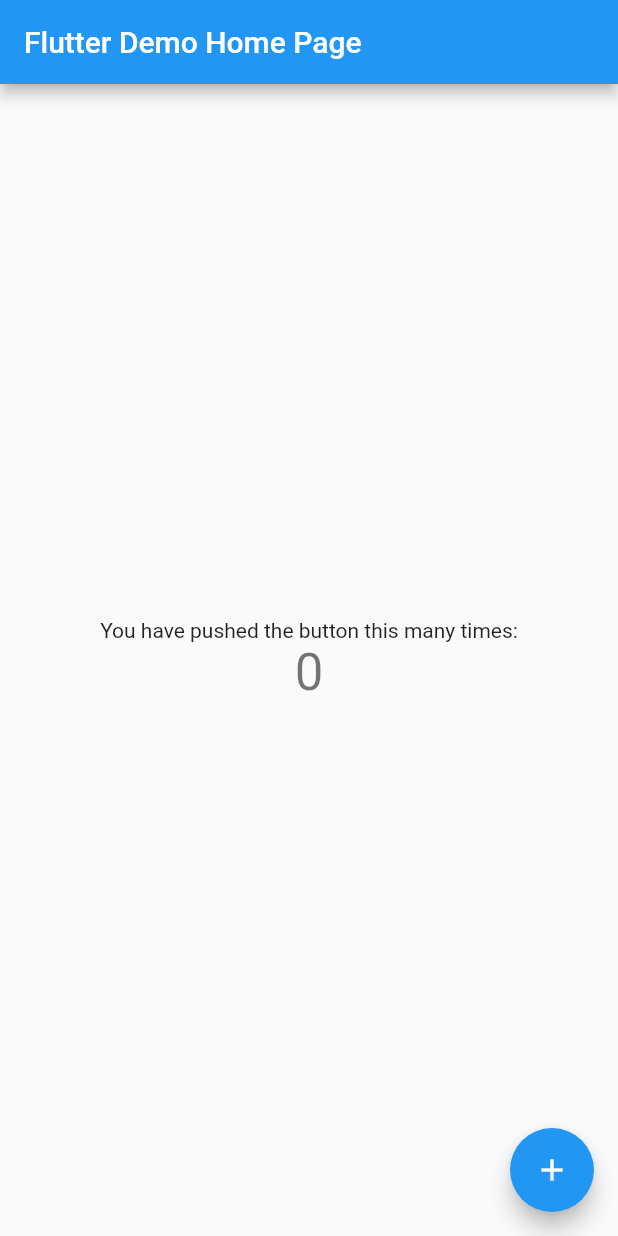
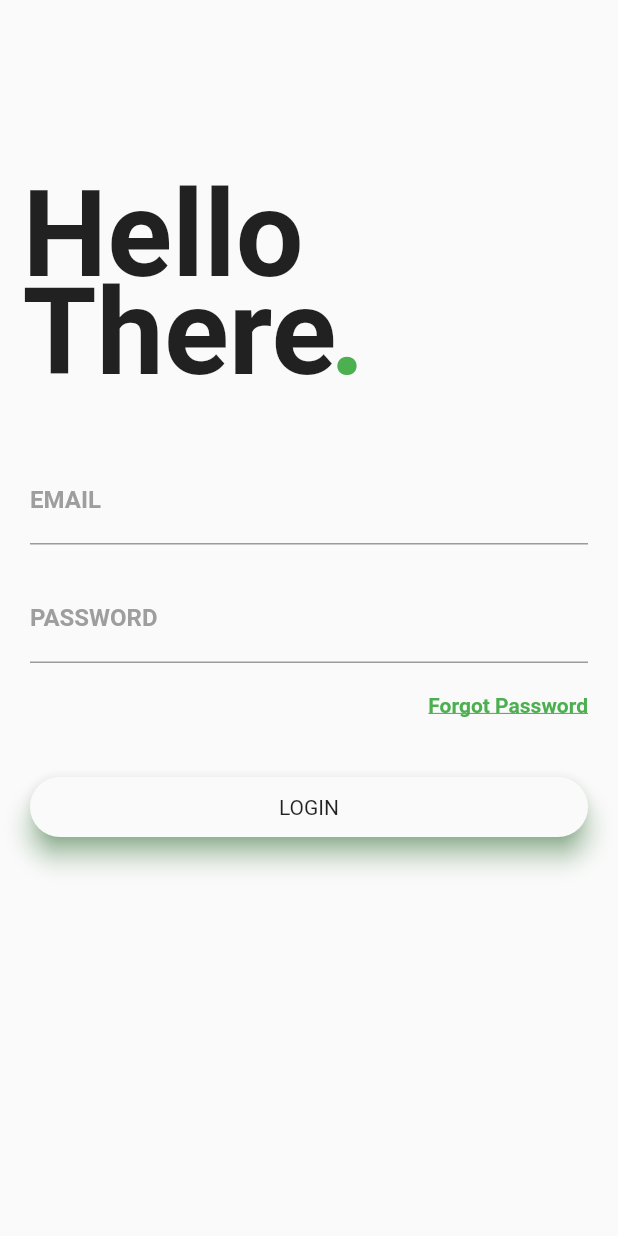
Before and after one commit to theadeshkhanna/flutter-UI, a Flutter app: the screen it shows after launch, on a phone screen of 412 x 824 dp. Run offline on Flutter 3.47's test engine with Material 2 defaults, Android fonts, the phone set to English and light mode, and no system bars; missing offline and left inert: dart:html.

Commit message:
[added] 50% of UI

```diff
--- /dev/null
+++ b/login_page/lib/MyHomePage.dart
@@ -0,0 +1,130 @@
+import 'dart:html';
+
+import 'package:flutter/material.dart';
+
+class MyHomePage extends StatefulWidget {
+  @override
+  _MyHomePageState createState() => _MyHomePageState();
+}
+
+class _MyHomePageState extends State<MyHomePage> {
+  @override
+  Widget build(BuildContext context) {
+    return Scaffold(
+      resizeToAvoidBottomPadding: false,
+      body: Column(
+        crossAxisAlignment: CrossAxisAlignment.start,
+        children: <Widget>[
+          Container(
+            child: Stack(
+              children: <Widget>[
+                Container(
+                  padding: EdgeInsets.fromLTRB(15.0, 110.0, 0.0, 0.0),
+                  child: Text(
+                    'Hello',
+                    style: TextStyle(
+                      fontSize: 80,
+                      fontWeight: FontWeight.bold
+                    ),
+                  ),
+                ),
+                Container(
+                  padding: EdgeInsets.fromLTRB(15.0, 175.0, 0.0, 0.0),
+                  child: Text(
+                    'There',
+                    style: TextStyle(
+                      fontSize: 80,
+                      fontWeight: FontWeight.bold
+                    ),
+                  ),
+                ),
+                Container(
+                  padding: EdgeInsets.fromLTRB(220.0, 175.0, 0.0, 0.0),
+                  child: Text(
+                    '.',
+                    style: TextStyle(
+                      fontSize: 80,
+                      fontWeight: FontWeight.bold,
+                      color: Colors.green
+                    ),
+                  ),
+                ),
+              ],
+            ),
+          ),
+          Container(
+            padding: EdgeInsets.only(top: 35, left: 20, right: 20),
+            child: Column(
+              children: <Widget>[
+                TextField(
+                  decoration: InputDecoration(
+                    labelText: 'EMAIL',
+                    labelStyle: TextStyle(
+                      fontWeight: FontWeight.bold,
+                      color: Colors.grey
+                    ),
+                    focusedBorder: UnderlineInputBorder(
+                      borderSide: BorderSide(color: Colors.green)
+                    )
+                  ),
+                ),
+                SizedBox(
+                  height: 20.0,
+                ),
+                TextField(
+                  decoration: InputDecoration(
+                    labelText: 'PASSWORD',
+                    labelStyle: TextStyle(
+                      fontWeight: FontWeight.bold,
+                      color: Colors.grey
+                    ),
+                    focusedBorder: UnderlineInputBorder(
+                      borderSide: BorderSide(color: Colors.green)
+                    ),
+                  ),
+                  obscureText: true,
+                ),
+                SizedBox(
+                  height: 5.0,
+                ),
+                Container(
+                  alignment: Alignment(1.0, 0.0),
+                  padding: EdgeInsets.only(top: 15.0, left: 20.0),
+                  child: InkWell(
+                    child: Text(
+                      'Forgot Password',
+                      style: TextStyle(
+                        color: Colors.green,
+                        fontWeight: FontWeight.bold,
+                        decoration: TextDecoration.underline
+                      ),
+                    ),
+                  ),
+                ),
+                SizedBox(
+                  height: 40.0,
+                ),
+                Container(
+                  height: 40.0,
+                  child: Material(
+                    borderRadius: BorderRadius.circular(20),
+                    shadowColor: Colors.green,
+                    elevation: 7.0,
+                    child: GestureDetector(
+                      onTap: () {},
+                      child: Center(
+                        child: Text(
+                          'LOGIN',
+                        ),
+                      ),
+                    ),
+                  ),
+                )
+              ],
+            ),
+          )
+        ],
+      ),
+    );
+  }
+}
--- a/login_page/lib/main.dart
+++ b/login_page/lib/main.dart
@@ -1,111 +1,15 @@
 import 'package:flutter/material.dart';
+import 'package:login_page/MyHomePage.dart';
 
 void main() => runApp(MyApp());
 
 class MyApp extends StatelessWidget {
-  // This widget is the root of your application.
+
   @override
   Widget build(BuildContext context) {
     return MaterialApp(
       title: 'Flutter Demo',
-      theme: ThemeData(
-        // This is the theme of your application.
-        //
-        // Try running your application with "flutter run". You'll see the
-        // application has a blue toolbar. Then, without quitting the app, try
-        // changing the primarySwatch below to Colors.green and then invoke
-        // "hot reload" (press "r" in the console where you ran "flutter run",
-        // or simply save your changes to "hot reload" in a Flutter IDE).
-        // Notice that the counter didn't reset back to zero; the application
-        // is not restarted.
-        primarySwatch: Colors.blue,
-      ),
-      home: MyHomePage(title: 'Flutter Demo Home Page'),
+      home: MyHomePage(),
     );
   }
 }
-
-class MyHomePage extends StatefulWidget {
-  MyHomePage({Key key, this.title}) : super(key: key);
-
-  // This widget is the home page of your application. It is stateful, meaning
-  // that it has a State object (defined below) that contains fields that affect
-  // how it looks.
-
-  // This class is the configuration for the state. It holds the values (in this
-  // case the title) provided by the parent (in this case the App widget) and
-  // used by the build method of the State. Fields in a Widget subclass are
-  // always marked "final".
-
-  final String title;
-
-  @override
-  _MyHomePageState createState() => _MyHomePageState();
-}
-
-class _MyHomePageState extends State<MyHomePage> {
-  int _counter = 0;
-
-  void _incrementCounter() {
-    setState(() {
-      // This call to setState tells the Flutter framework that something has
-      // changed in this State, which causes it to rerun the build method below
-      // so that the display can reflect the updated values. If we changed
-      // _counter without calling setState(), then the build method would not be
-      // called again, and so nothing would appear to happen.
-      _counter++;
-    });
-  }
-
-  @override
-  Widget build(BuildContext context) {
-    // This method is rerun every time setState is called, for instance as done
-    // by the _incrementCounter method above.
-    //
-    // The Flutter framework has been optimized to make rerunning build methods
-    // fast, so that you can just rebuild anything that needs updating rather
-    // than having to individually change instances of widgets.
-    return Scaffold(
-      appBar: AppBar(
-        // Here we take the value from the MyHomePage object that was created by
-        // the App.build method, and use it to set our appbar title.
-        title: Text(widget.title),
-      ),
-      body: Center(
-        // Center is a layout widget. It takes a single child and positions it
-        // in the middle of the parent.
-        child: Column(
-          // Column is also a layout widget. It takes a list of children and
-          // arranges them vertically. By default, it sizes itself to fit its
-          // children horizontally, and tries to be as tall as its parent.
-          //
-          // Invoke "debug painting" (press "p" in the console, choose the
-          // "Toggle Debug Paint" action from the Flutter Inspector in Android
-          // Studio, or the "Toggle Debug Paint" command in Visual Studio Code)
-          // to see the wireframe for each widget.
-          //
-          // Column has various properties to control how it sizes itself and
-          // how it positions its children. Here we use mainAxisAlignment to
-          // center the children vertically; the main axis here is the vertical
-          // axis because Columns are vertical (the cross axis would be
-          // horizontal).
-          mainAxisAlignment: MainAxisAlignment.center,
-          children: <Widget>[
-            Text(
-              'You have pushed the button this many times:',
-            ),
-            Text(
-              '$_counter',
-              style: Theme.of(context).textTheme.display1,
-            ),
-          ],
-        ),
-      ),
-      floatingActionButton: FloatingActionButton(
-        onPressed: _incrementCounter,
-        tooltip: 'Increment',
-        child: Icon(Icons.add),
-      ), // This trailing comma makes auto-formatting nicer for build methods.
-    );
-  }
-}
--- a/login_page/pubspec.yaml
+++ b/login_page/pubspec.yaml
@@ -41,8 +41,8 @@ flutter:
   uses-material-design: true
 
   # To add assets to your application, add an assets section, like this:
-  # assets:
-  #   - images/a_dot_burr.jpeg
+  assets:
+    - assets/logo.png
   #   - images/a_dot_ham.jpeg
 
   # An image asset can refer to one or more resolution-specific "variants", see
```
Also changed, not shown: login_page/assets/logo.png (added).
